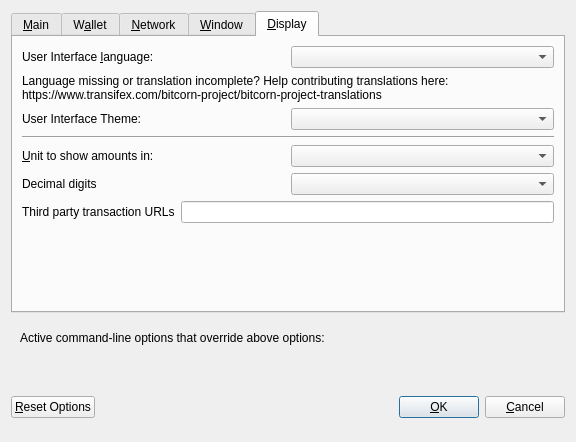
Before: the Qt Designer form src/qt/forms/optionsdialog.ui in BITCORNProject/BITCORN-oldchain, drawn with Qt 5.
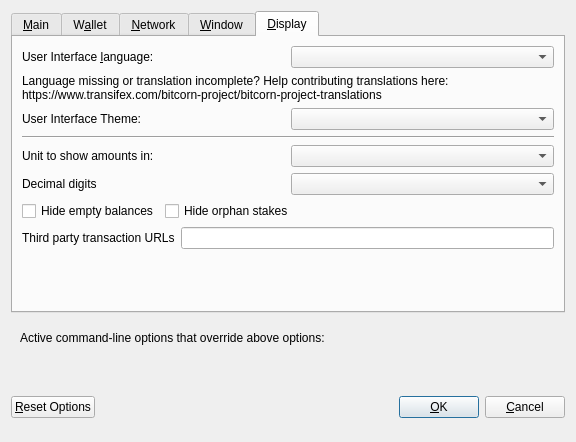
After: the same form once the commit is applied. The open tabs and pages were chosen to show the change. Custom widgets are drawn as their Qt base class.

Patch:
```diff
--- a/src/qt/forms/optionsdialog.ui
+++ b/src/qt/forms/optionsdialog.ui
@@ -487,7 +487,7 @@
         </widget>
        </item>
        <item>
-        <layout class="QHBoxLayout" name="horizontalLayout_4_Display" stretch="0,0">
+        <layout class="QHBoxLayout" name="horizontalLayout_2_Display" stretch="0,0">
          <item>
           <widget class="QLabel" name="themeLabel">
            <property name="text">
@@ -501,6 +501,12 @@
         </layout>
        </item>
        <item>
+        <widget class="QWidget" name="verticalZcornDisplayWidget" native="true">
+         <layout class="QVBoxLayout" name="verticalZcornDisplayLayout">
+          <property name="margin">
+           <number>0</number>
+          </property>
+          <item>
         <widget class="Line" name="line">
          <property name="orientation">
           <enum>Qt::Horizontal</enum>
@@ -508,11 +514,11 @@
         </widget>
        </item>
        <item>
-        <layout class="QHBoxLayout" name="horizontalLayout_2_Display">
+           <layout class="QHBoxLayout" name="horizontalLayout_3_Display">
          <item>
           <widget class="QLabel" name="unitLabel">
            <property name="text">
-            <string>&amp;Unit to show amounts in:</string>
+               <string>Unit to show amounts in:</string>
            </property>
            <property name="textFormat">
             <enum>Qt::PlainText</enum>
@@ -532,7 +538,7 @@
         </layout>
        </item>
        <item>
-        <layout class="QHBoxLayout" name="horizontalLayout_5_Display">
+           <layout class="QHBoxLayout" name="horizontalLayout_4_Display">
          <item>
           <widget class="QLabel" name="digitsLabel">
            <property name="text">
@@ -546,7 +552,47 @@
         </layout>
        </item>
        <item>
-        <layout class="QHBoxLayout" name="horizontalLayout_3_Display">
+           <layout class="QHBoxLayout" name="horizontalLayout_5_Display">
+            <item>
+             <widget class="QCheckBox" name="checkBoxHideZeroBalances">
+              <property name="toolTip">
+               <string>Hide empty balances</string>
+              </property>
+              <property name="layoutDirection">
+               <enum>Qt::LeftToRight</enum>
+              </property>
+              <property name="text">
+               <string>Hide empty balances</string>
+              </property>
+             </widget>
+            </item>
+            <item>
+             <widget class="QCheckBox" name="checkBoxHideOrphans">
+              <property name="toolTip">
+               <string>Hide orphan stakes in transaction lists</string>
+              </property>
+              <property name="text">
+               <string>Hide orphan stakes</string>
+              </property>
+             </widget>
+            </item>
+            <item>
+             <spacer name="horizontalSpacer">
+              <property name="orientation">
+               <enum>Qt::Horizontal</enum>
+              </property>
+              <property name="sizeHint" stdset="0">
+               <size>
+                <width>40</width>
+                <height>20</height>
+               </size>
+              </property>
+             </spacer>
+            </item>
+           </layout>
+          </item>
+          <item>
+           <layout class="QHBoxLayout" name="horizontalLayout_6_Display">
          <item>
           <widget class="QLabel" name="thirdPartyTxUrlsLabel">
            <property name="toolTip">
@@ -568,6 +614,9 @@
           </widget>
          </item>
         </layout>
+          </item>
+         </layout>
+        </widget>
        </item>
        <item>
         <spacer name="verticalSpacer">
```
Left out of the diff: 78 changed lines with no effect on the pictures. Lines whose indentation alone changed are shown as unchanged.
